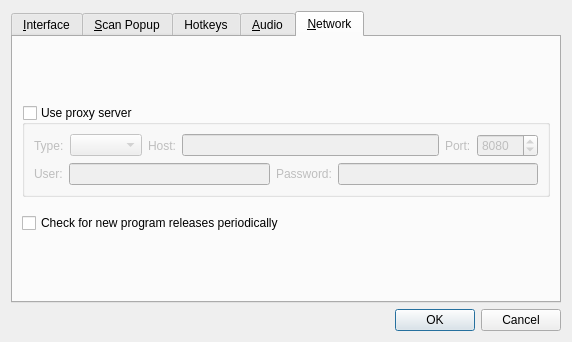
Qt form src/preferences.ui (goldendict/goldendict) before a commit.
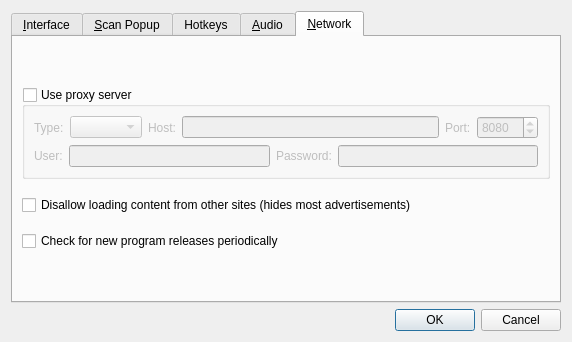
The same form after that commit. The open tabs and pages were chosen to show the change. Icons and pictures are not drawn. Custom widgets are drawn as their Qt base class.

Commit message: + Add an option to block content (images, frames etc) not originating   from the site the user browses. This effectively hides all   advertisements on the websites.

What changed in the file:
```diff
--- a/src/preferences.ui
+++ b/src/preferences.ui
@@ -835,6 +835,34 @@
          </layout>
         </widget>
        </item>
+       <item>
+        <spacer name="verticalSpacer_14">
+         <property name="orientation">
+          <enum>Qt::Vertical</enum>
+         </property>
+         <property name="sizeType">
+          <enum>QSizePolicy::Fixed</enum>
+         </property>
+         <property name="sizeHint" stdset="0">
+          <size>
+           <width>20</width>
+           <height>10</height>
+          </size>
+         </property>
+        </spacer>
+       </item>
+       <item>
+        <widget class="QCheckBox" name="disallowContentFromOtherSites">
+         <property name="toolTip">
+          <string>Enabling this would make GoldenDict block most advertisements
+by disallowing content (images, frames) not originating from the site
+you are browsing. If some site breaks because of this, try disabling this.</string>
+         </property>
+         <property name="text">
+          <string>Disallow loading content from other sites (hides most advertisements)</string>
+         </property>
+        </widget>
+       </item>
        <item>
         <spacer name="verticalSpacer_10">
          <property name="orientation">
```
The commit also changes 6 other files.
